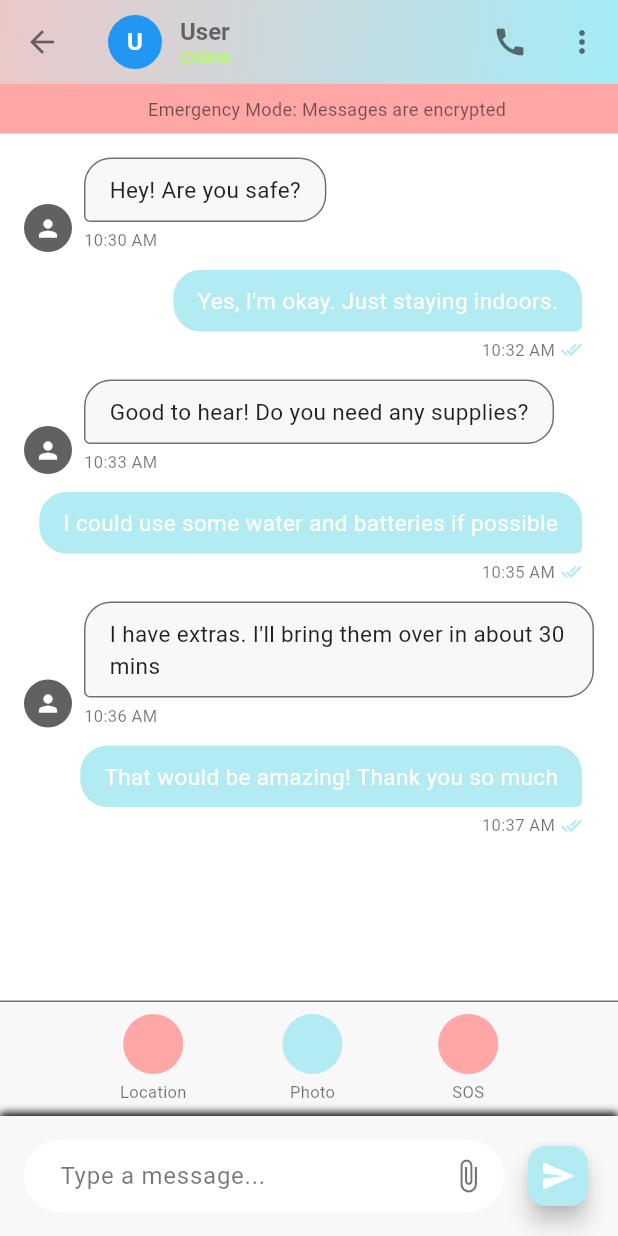
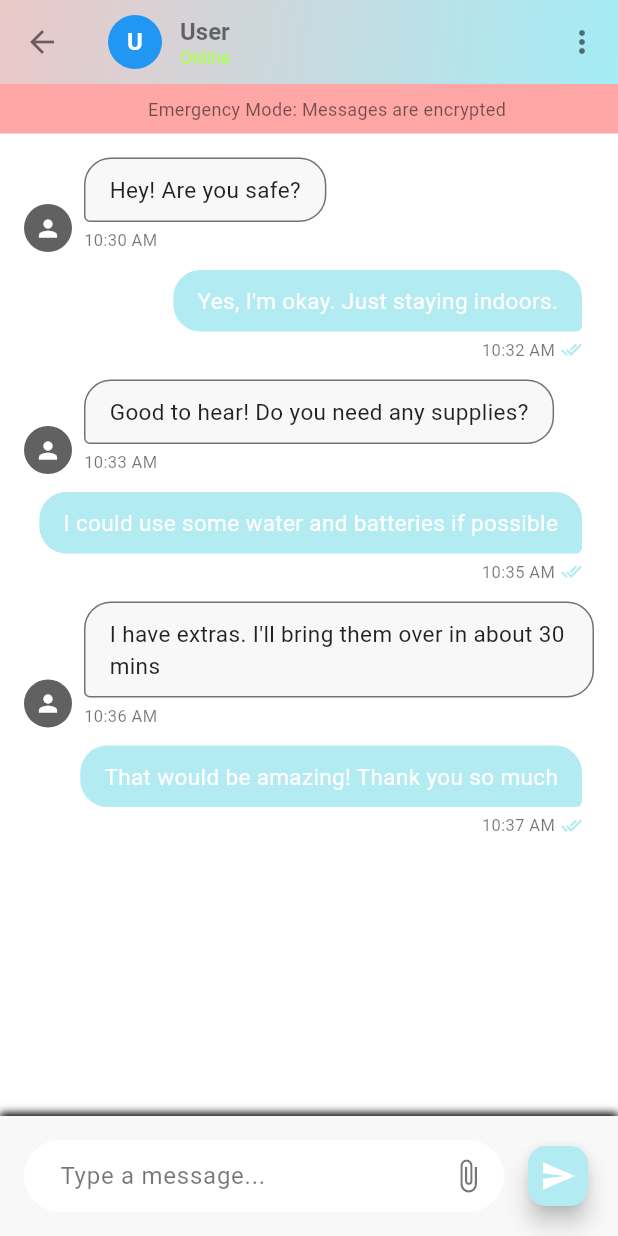
Before and after one commit to Hagerh/-BEACON-app-, a Flutter app: the PrivatechatScreen screen opened by its route, on a phone screen of 412 x 824 dp. Run offline on Flutter 3.47's test engine with Material 3 defaults, Android fonts, the light colour scheme and no system bars.

Commit message:
Remove quick action buttons+ Profile Link

```diff
--- a/lib/presentation/screens/privateChat_screen.dart
+++ b/lib/presentation/screens/privateChat_screen.dart
@@ -1,5 +1,6 @@
 import 'package:flutter/material.dart';
 import 'package:projectdemo/constants/colors.dart';
+
 
 class PrivatechatScreen extends StatefulWidget {
   const PrivatechatScreen({super.key});
@@ -107,7 +108,21 @@ class _PrivateChatScreenState extends State< PrivatechatScreen > {
         ),
         title: Row(
           children: [
-            CircleAvatar(
+            InkWell(
+              borderRadius: BorderRadius.circular(24),
+              onTap: () {
+                // Navigate to the user's profile screen using named route and pass device info
+                Navigator.of(context).pushNamed(
+                  "/profile",
+                  arguments: {
+                    'name': userName,
+                    'avatar': avatar,
+                    'color': avatarColor,
+                    'status': status,
+                  },
+                );
+              },
+              child: CircleAvatar(
                 radius: 18,
                 backgroundColor: avatarColor,
                 child: Text(
@@ -115,6 +130,7 @@ class _PrivateChatScreenState extends State< PrivatechatScreen > {
                   style: const TextStyle(
                     color: Colors.white,
                     fontWeight: FontWeight.bold,
+                  ),
                 ),
               ),
             ),
@@ -140,17 +156,6 @@ class _PrivateChatScreenState extends State< PrivatechatScreen > {
           ],
         ),
         actions: [
-          IconButton(
-            icon: const Icon(Icons.call),
-            onPressed: () {
-              ScaffoldMessenger.of(context).showSnackBar(
-                SnackBar(
-                  content: Text('Calling $userName...'),
-                  backgroundColor: AppColors.connectionTeal,
-                ),
-              );
-            },
-          ),
           IconButton(
             icon: const Icon(Icons.more_vert),
             onPressed: () {},
@@ -191,23 +196,7 @@ class _PrivateChatScreenState extends State< PrivatechatScreen > {
             ),
           ),
 
-          Container(
-            padding: const EdgeInsets.symmetric(horizontal: 16, vertical: 8),
-            decoration: BoxDecoration(
-              color: AppColors.secondaryBackground,
-              border: Border(
-                top: BorderSide(color: AppColors.textSecondary),
-              ),
-            ),
-            child: Row(
-              mainAxisAlignment: MainAxisAlignment.spaceEvenly,
-              children: [
-                _buildQuickAction(Icons.location_on, 'Location', AppColors.alertRed),
-                _buildQuickAction(Icons.camera_alt, 'Photo', AppColors.connectionTeal),
-                _buildQuickAction(Icons.medical_services, 'SOS', AppColors.alertRed),
-              ],
-            ),
-          ),
+
 
           Container(
             padding: const EdgeInsets.all(16),
@@ -271,42 +260,10 @@ class _PrivateChatScreenState extends State< PrivatechatScreen > {
     );
   }
 
-  Widget _buildQuickAction(IconData icon, String label, Color color) {
-    return InkWell(
-      onTap: () {
-        ScaffoldMessenger.of(context).showSnackBar(
-          SnackBar(
-            content: Text('Sending $label...'),
-            duration: const Duration(seconds: 1),
-          ),
-        );
-      },
-      child: Column(
-        mainAxisSize: MainAxisSize.min,
-        children: [
-          Container(
-            padding: const EdgeInsets.all(10),
-            decoration: BoxDecoration(
-              color: color,
-              shape: BoxShape.circle,
-            ),
-            child: Icon(icon, color: color, size: 20),
-          ),
-          const SizedBox(height: 4),
-          Text(
-            label,
-            style: const TextStyle(
-              fontSize: 11,
-              color: AppColors.textSecondary,
-            ),
-          ),
-        ],
-      ),
-    );
-  }
+
 
   Widget _buildMessageBubble(Map<String, dynamic> message) {
-    final isMine = message['isMine'] as bool;
+    final isMine = message['isMine'] as bool;                                    ///////////////////////
 
     return Padding(
       padding: const EdgeInsets.only(bottom: 12),
```
Lines whose indentation alone changed are shown as unchanged.
